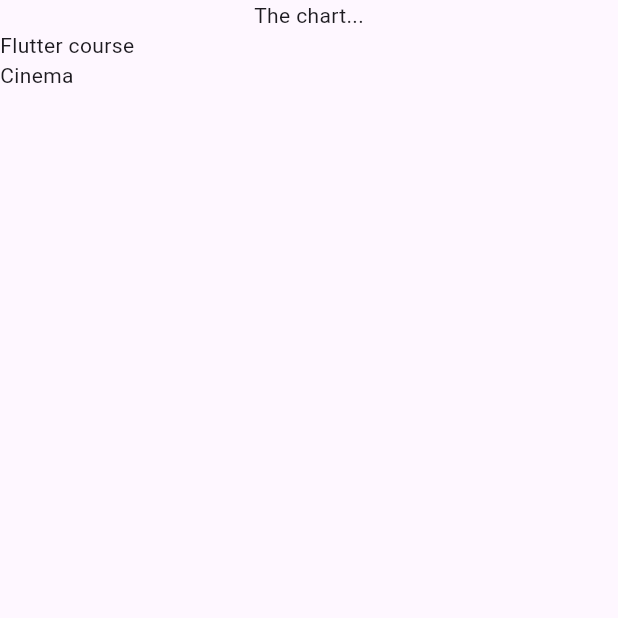
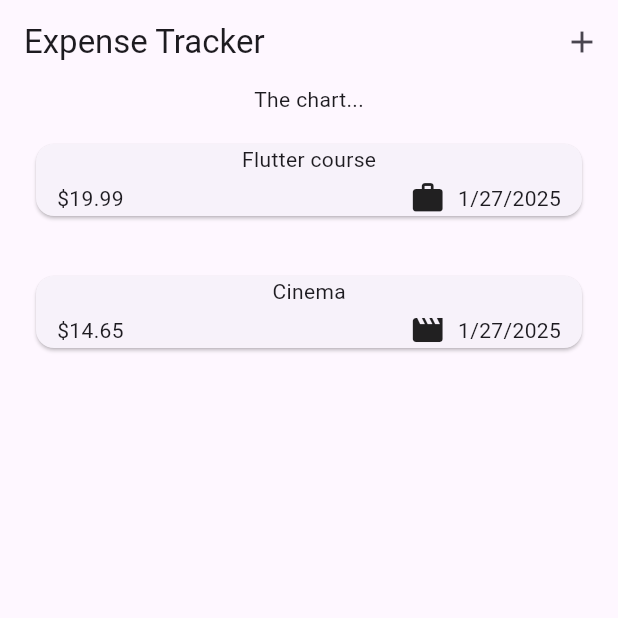
Before and after one commit to BigSteveAbdulmex/Expense-Tracker-App, a Flutter app: the screen it shows after launch, on a phone screen of 412 x 824 dp, the top half of it. Run offline on Flutter 3.47's test engine with Material 3 defaults, Android fonts, the phone set to English and light mode, and no system bars.

```diff
--- a/lib/models/expense.dart
+++ b/lib/models/expense.dart
@@ -1,4 +1,9 @@
+import 'package:flutter/material.dart';
+
 import 'package:uuid/uuid.dart';
+import 'package:intl/intl.dart';
+
+final formatter = DateFormat.yMd();
 
 const uuid = Uuid();
 
@@ -8,6 +13,13 @@ enum Category {
   leisure,
   work,
 }
+
+const categoryIcons = {
+  Category.food: Icons.lunch_dining,
+  Category.travel: Icons.flight_takeoff,
+  Category.leisure: Icons.movie,
+  Category.work: Icons.work,
+};
 
 class Expense {
   Expense({
@@ -22,4 +34,8 @@ class Expense {
   final double amount;
   final DateTime date;
   final Category category;
+
+  String get formattedDate {
+    return formatter.format(date);
+  }
 }
--- a/lib/widgets/expenses.dart
+++ b/lib/widgets/expenses.dart
@@ -1,3 +1,4 @@
+import 'package:expense_tracker/widgets/new_expence.dart';
 import 'package:flutter/material.dart';
 
 import 'package:expense_tracker/widgets/expenses_list/expenses_list.dart';
@@ -28,9 +29,25 @@ class _ExpensesState extends State<Expenses> {
     ),
   ];
 
+  void _openAddExpenceOverlay() {
+    showModalBottomSheet(
+      context: context,
+      builder: (ctx) => const NewExpence(),
+    );
+  }
+
   @override
   Widget build(BuildContext context) {
     return Scaffold(
+      appBar: AppBar(
+        title: const Text('Expense Tracker'),
+        actions: [
+          IconButton(
+            onPressed: _openAddExpenceOverlay,
+            icon: const Icon(Icons.add),
+          ),
+        ],
+      ),
       body: Column(
         children: [
           const Text('The chart...'),
--- a/lib/widgets/expenses_list/expense_item.dart
+++ b/lib/widgets/expenses_list/expense_item.dart
@@ -0,0 +1,43 @@
+import 'package:flutter/material.dart';
+
+import 'package:expense_tracker/models/expense.dart';
+
+class ExpenseItem extends StatelessWidget {
+  const ExpenseItem(this.expense, {super.key});
+
+  final Expense expense;
+
+  @override
+  Widget build(BuildContext context) {
+    return Padding(
+      padding: const EdgeInsets.symmetric(
+        horizontal: 20,
+        vertical: 16,
+      ),
+      child: Card(
+        child: Column(
+          children: [
+            Text(expense.title),
+            const SizedBox(height: 4),
+            Padding(
+              padding: const EdgeInsets.symmetric(horizontal: 14),
+              child: Row(
+                children: [
+                  Text('\$${expense.amount.toStringAsFixed(2)}'),
+                  const Spacer(),
+                  Row(
+                    children: [
+                      Icon(categoryIcons[expense.category]),
+                      const SizedBox(width: 8),
+                      Text(expense.formattedDate),
+                    ],
+                  ),
+                ],
+              ),
+            ),
+          ],
+        ),
+      ),
+    );
+  }
+}
--- a/lib/widgets/expenses_list/expenses_list.dart
+++ b/lib/widgets/expenses_list/expenses_list.dart
@@ -1,5 +1,6 @@
 import 'package:flutter/material.dart';
 
+import 'package:expense_tracker/widgets/expenses_list/expense_item.dart';
 import 'package:expense_tracker/models/expense.dart';
 
 class ExpensesList extends StatelessWidget {
@@ -14,8 +15,8 @@ class ExpensesList extends StatelessWidget {
   Widget build(BuildContext context) {
     return ListView.builder(
       itemCount: expenses.length,
-      itemBuilder: (ctx, index) => Text(
-        expenses[index].title,
+      itemBuilder: (ctx, index) => ExpenseItem(
+        expenses[index],
       ),
     );
   }
--- a/pubspec.yaml
+++ b/pubspec.yaml
@@ -35,6 +35,7 @@ dependencies:
   # Use with the CupertinoIcons class for iOS style icons.
   cupertino_icons: ^1.0.8
   uuid: ^4.5.1
+  intl: ^0.20.1
 
 dev_dependencies:
   flutter_test:
```
Also changed, not shown: lib/widgets/new_expence.dart (added, +27 -0 lines), pubspec.lock.
